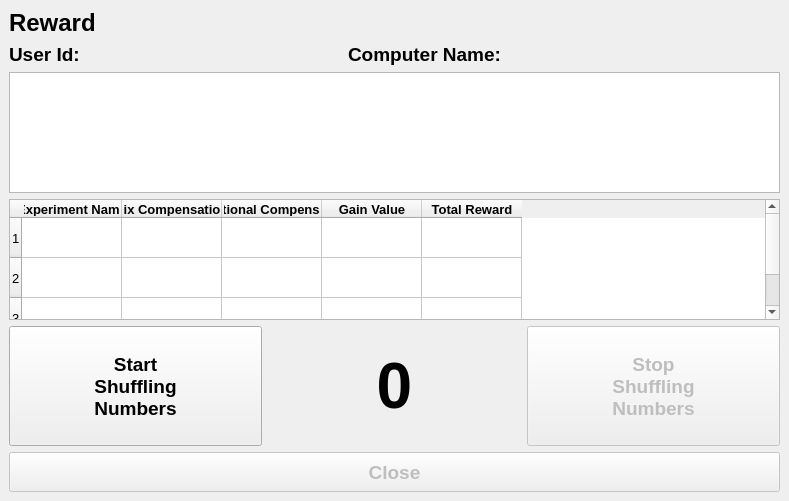
This is ui/reward.ui in alfa-ryano/Brownian as Qt 5 draws it before an edit. The edited form follows.
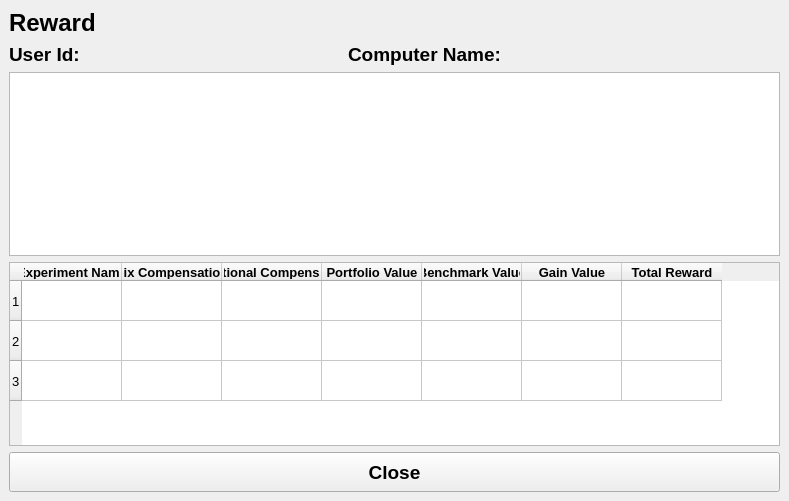
This is the edited form.

Commit message:
Add save all results into the reward directory
Add save all results into the reward directory

```diff
--- a/ui/reward.ui
+++ b/ui/reward.ui
@@ -217,6 +217,28 @@
         </font>
        </property>
       </column>
+      <column>
+       <property name="text">
+        <string>Portfolio Value</string>
+       </property>
+       <property name="font">
+        <font>
+         <weight>75</weight>
+         <bold>true</bold>
+        </font>
+       </property>
+      </column>
+      <column>
+       <property name="text">
+        <string>Benchmark Value</string>
+       </property>
+       <property name="font">
+        <font>
+         <weight>75</weight>
+         <bold>true</bold>
+        </font>
+       </property>
+      </column>
       <column>
        <property name="text">
         <string>Gain Value</string>
@@ -242,86 +264,12 @@
      </widget>
     </item>
     <item>
-     <layout class="QHBoxLayout" name="horizontalLayout">
-      <item>
-       <widget class="QPushButton" name="button_start_shuffling">
-        <property name="enabled">
-         <bool>true</bool>
-        </property>
-        <property name="minimumSize">
-         <size>
-          <width>0</width>
-          <height>120</height>
-         </size>
-        </property>
-        <property name="font">
-         <font>
-          <pointsize>14</pointsize>
-          <weight>75</weight>
-          <bold>true</bold>
-         </font>
-        </property>
-        <property name="text">
-         <string>Start
-Shuffling
-Numbers</string>
-        </property>
-       </widget>
-      </item>
-      <item>
-       <widget class="QLabel" name="label_random_number">
-        <property name="minimumSize">
-         <size>
-          <width>0</width>
-          <height>120</height>
-         </size>
-        </property>
-        <property name="font">
-         <font>
-          <pointsize>48</pointsize>
-          <weight>75</weight>
-          <bold>true</bold>
-         </font>
-        </property>
-        <property name="text">
-         <string>0</string>
-        </property>
-        <property name="alignment">
-         <set>Qt::AlignCenter</set>
-        </property>
-       </widget>
-      </item>
-      <item>
-       <widget class="QPushButton" name="button_stop_shuffling">
-        <property name="enabled">
-         <bool>false</bool>
-        </property>
-        <property name="minimumSize">
-         <size>
-          <width>0</width>
-          <height>120</height>
-         </size>
-        </property>
-        <property name="font">
-         <font>
-          <pointsize>14</pointsize>
-          <weight>75</weight>
-          <bold>true</bold>
-         </font>
-        </property>
-        <property name="text">
-         <string>Stop
-Shuffling
-Numbers</string>
-        </property>
-       </widget>
-      </item>
-     </layout>
+     <layout class="QHBoxLayout" name="horizontalLayout"/>
     </item>
     <item>
      <widget class="QPushButton" name="button_close">
       <property name="enabled">
-       <bool>false</bool>
+       <bool>true</bool>
       </property>
       <property name="minimumSize">
        <size>
```
The commit also changes 9 other files.
